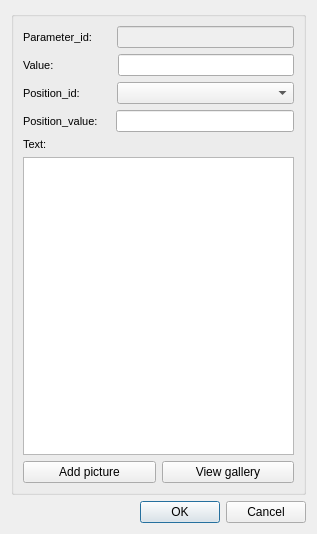
Old version of the form ui/event_ud_arc_standard.ui in the repository Giswater/giswater_qgis_plugin.
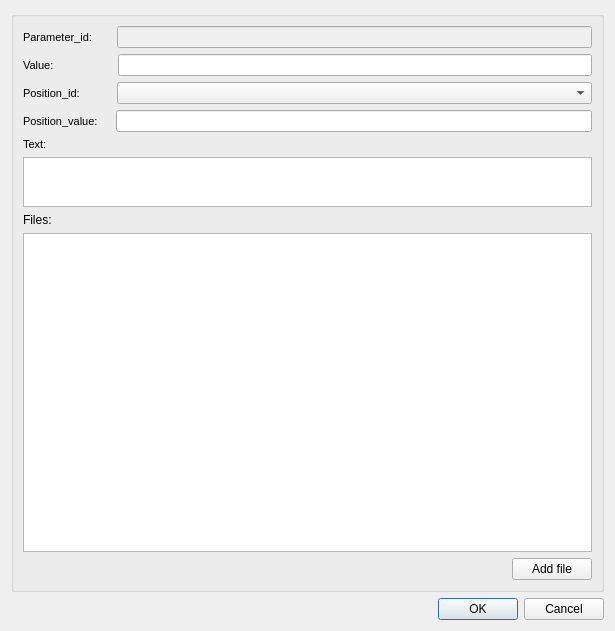
New version of the form.

Commit message: manage dos_x_event

What changed in the file:
```diff
--- a/ui/event_ud_arc_standard.ui
+++ b/ui/event_ud_arc_standard.ui
@@ -6,8 +6,8 @@
    <rect>
     <x>0</x>
     <y>0</y>
-    <width>317</width>
-    <height>534</height>
+    <width>615</width>
+    <height>631</height>
    </rect>
   </property>
   <property name="windowTitle">
@@ -224,21 +224,44 @@
        </widget>
       </item>
       <item>
-       <widget class="QTextEdit" name="text"/>
+       <widget class="QTextEdit" name="text">
+        <property name="maximumSize">
+         <size>
+          <width>16777215</width>
+          <height>50</height>
+         </size>
+        </property>
+       </widget>
+      </item>
+      <item>
+       <widget class="QLabel" name="label">
+        <property name="text">
+         <string>Files:</string>
+        </property>
+       </widget>
+      </item>
+      <item>
+       <widget class="QTableView" name="tbl_docs_x_event"/>
       </item>
       <item>
        <layout class="QHBoxLayout" name="horizontalLayout_5">
         <item>
-         <widget class="QPushButton" name="btn_add_picture">
-          <property name="text">
-           <string>Add picture</string>
+         <spacer name="horizontalSpacer">
+          <property name="orientation">
+           <enum>Qt::Horizontal</enum>
           </property>
-         </widget>
+          <property name="sizeHint" stdset="0">
+           <size>
+            <width>40</width>
+            <height>20</height>
+           </size>
+          </property>
+         </spacer>
         </item>
         <item>
          <widget class="QPushButton" name="btn_view_gallery">
           <property name="text">
-           <string>View gallery</string>
+           <string>Add file</string>
           </property>
          </widget>
         </item>
```
Left out of the diff: 4 changed lines with no effect on the pictures. The commit also changes 3 other files.
